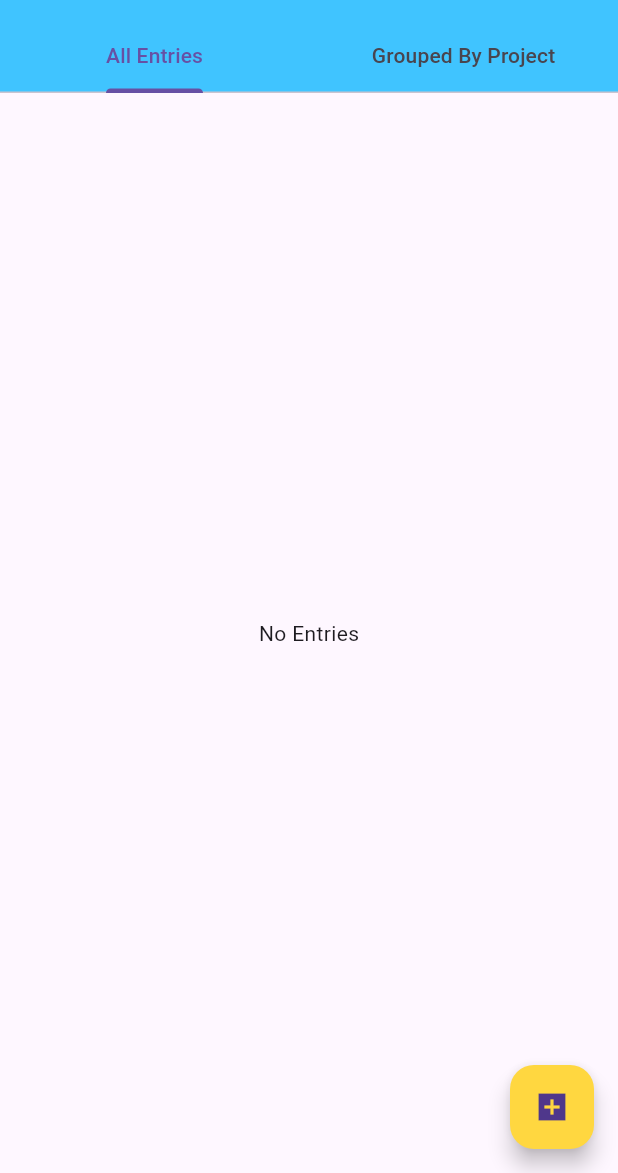
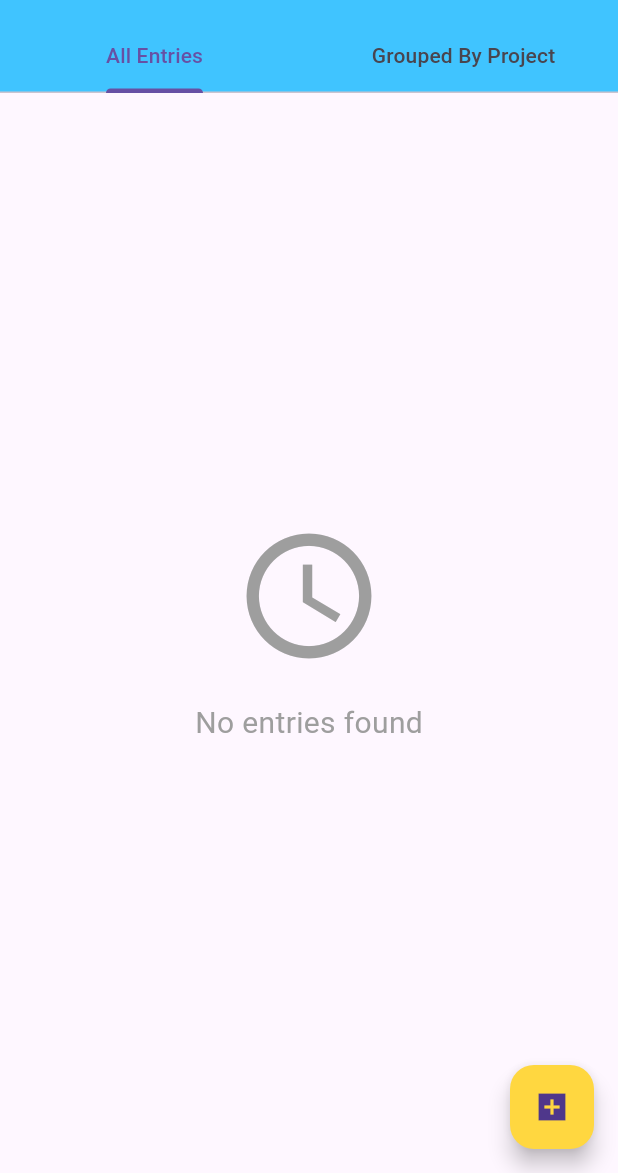
Before and after one commit to lucifron28/time-tracking-app, a Flutter app: the screen it shows after launch, on a phone screen of 412 x 824 dp, the part 63-1236 px from its top. Run offline on Flutter 3.47's test engine with Material 3 defaults, Android fonts, the phone set to English and light mode, and no system bars; our stand-ins replace hive, hive_flutter; accounts and stored records are empty.

Commit message:
add more info if no entry

```diff
--- a/lib/screens/tab_bar_views/all_entries.dart
+++ b/lib/screens/tab_bar_views/all_entries.dart
@@ -27,7 +27,17 @@ class _AllEntriesState extends State<AllEntries> {
         builder: (context, provider, child) {
           final entries = provider.entries;
           if (entries.isEmpty) {
-            return Text("No Entries");
+            return Column(
+              mainAxisAlignment: MainAxisAlignment.center,
+              children: [
+                Icon(Icons.access_time, size: 100, color: Colors.grey),
+                SizedBox(height: 20),
+                Text(
+                  "No entries found",
+                  style: TextStyle(fontSize: 20, color: Colors.grey),
+                ),
+              ],
+            );
           }
           return ListView.builder(
             itemCount: entries.length,
```
